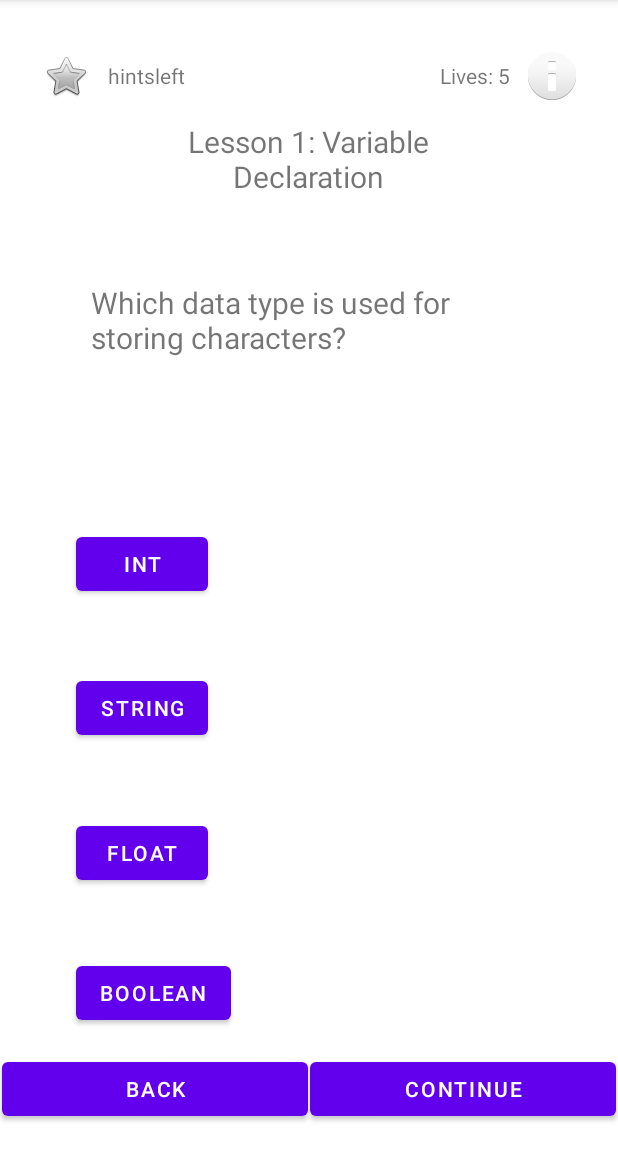
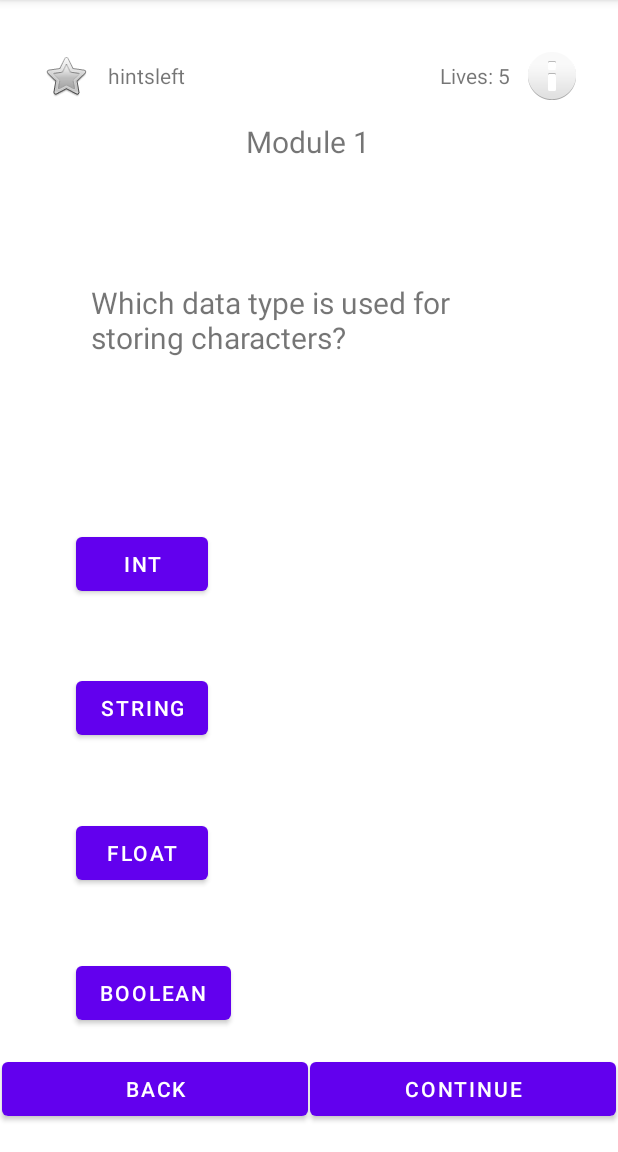
Before and after one commit to dtscott9/Codingo, an Android app: the MultipleChoice screen opened directly, with no data from a screen before it, on a phone screen of 412 x 824 dp, the part 84-1236 px from its top. Run offline under Robolectric (Android 15) with nearby library versions, the phone set to English and light mode, and no system bars.

Commit message:
module 2

```diff
--- a/app/src/main/java/com/example/codingo/MultipleChoice.kt
+++ b/app/src/main/java/com/example/codingo/MultipleChoice.kt
@@ -1,5 +1,6 @@
 package com.example.codingo
 
+import android.content.Intent
 import androidx.appcompat.app.AppCompatActivity
 import android.os.Bundle
 import android.widget.Button
@@ -25,7 +26,16 @@ class MultipleChoice : AppCompatActivity() {
         super.onCreate(savedInstanceState)
         setContentView(R.layout.activity_multiple_choice)
 
-        val question = resources.getStringArray(R.array.module_1_questions)
+
+        val prevIntent:Intent = getIntent()
+        val lessonNumber = prevIntent.getIntExtra("lessonNumber", 1)
+        val moduleName = prevIntent.getStringExtra("lessonName")
+
+        val question = when (lessonNumber) {
+            1 -> resources.getStringArray(R.array.module_1_questions)
+            2 ->  resources.getStringArray(R.array.module_2_questions)
+            else ->  resources.getStringArray(R.array.module_1_questions)
+        }
         var lives = 5
 
 
@@ -40,12 +50,12 @@ class MultipleChoice : AppCompatActivity() {
         lessonName = findViewById(R.id.lessonName)
         livesOutput = findViewById(R.id.livesLeft)
 
-        lessonName.text = getString(R.string.lesson_name) + ": " + getString(R.string.lesson_title)
+        lessonName.text = getString(R.string.lesson_1_name) + ": " + getString(R.string.lesson_1_title)
 
-
-        fun loadQuestions(questionNumber : Int) {
+        fun loadQuestions(questionNumber : Int, lessonNumber: Int, question: Array<String>) {
 
             val questionIndex = questionNumber * 6
+            lessonName.text = "Module " + lessonNumber.toString()
 
             questionOutput.text = question[questionIndex]
             choice1.text = question[questionIndex + 1]
@@ -78,26 +88,31 @@ class MultipleChoice : AppCompatActivity() {
             }
         }
 
+
         var questionNumber = 0
-        loadQuestions(questionNumber)
+        loadQuestions(questionNumber, lessonNumber, question)
+
         continueButton.setOnClickListener {
 
             if (questionNumber >= ((question.size / 6) - 1)) {
 
             } else {
                 questionNumber += 1
-                loadQuestions(questionNumber)
+                loadQuestions(questionNumber, lessonNumber, question)
             }
-
-
 
         }
         backButton.setOnClickListener {
             if (questionNumber <= 0) {
 
+                val intent = Intent(this, Map::class.java)
+                intent.putExtra("lessonNumber", lessonNumber)
+                intent.putExtra("lessonName", moduleName)
+                startActivity(intent)
+                finish()
             } else {
                 questionNumber -= 1
-                loadQuestions(questionNumber)
+                loadQuestions(questionNumber, lessonNumber, question)
             }
 
         }
--- a/app/src/main/res/values/module_1.xml
+++ b/app/src/main/res/values/module_1.xml
@@ -1,10 +1,10 @@
 <?xml version="1.0" encoding="utf-8"?>
 <resources>
-    <string name="module_name">Module 1</string>
+    <string name="module_1_name">Module 1</string>
 
-    <string name="lesson_name">Lesson 1</string>
+    <string name="lesson_1_name">Lesson 1</string>
 
-    <string name="lesson_title">Variable Declaration</string>
+    <string name="lesson_1_title">Variable Declaration</string>
 
     <string name="variables_intro">Variables are the basics of coding. Programs consist of
         instructions that tell the computer what to do. Variables are essential to this. They
--- /dev/null
+++ b/app/src/main/res/values/module_2.xml
@@ -0,0 +1,59 @@
+<?xml version="1.0" encoding="utf-8"?>
+<resources>
+
+    <string name="module_2_name">Module 2</string>
+
+    <string name="lesson_2_name">Lesson 1</string>
+
+    <string name="lesson_2_title">Conditionals</string>
+
+    <string name="if_statements"> If statements are an important part of any useful programming language.
+    They allow the user to determine which blocks of code will run based on certain conditions.  An if
+    statement in Python looks like this: if "expression": "statement" \n The expression must resolve to
+    either True or False.  If the expression resolves to True, then the proceeding statement will be ran
+    by the program.  Otherwise, the program will skip over the statement and continue running. An else
+    statement can be added to end so that a block of code will be run only if all the if statements in the
+    if else block resolve to False.</string>
+
+    <string name="common_operators"> Here are some common operators used in if expressions: \n
+    less than &#60; \n
+    greater than &#62; \n
+    less than or equal to &#60;= \n
+    greater than or equal to &#62;= \n
+    equal to = \n
+    The "not" operator can be used before an expression to invert the result of the expression.
+    </string>
+
+
+
+    <string-array name="module_2_questions">
+        <!--All of the questions and answer choices are stored into one string-array.-->
+        <item>What must an if statement evaluate to?</item> <!-- Question 1-->
+        <item>True or False</item> <!-- Answer choice 1-->
+        <item>String</item> <!-- Answer choice 2-->
+        <item>Float</item> <!-- Answer choice 3-->
+        <item>Conditional</item> <!-- Answer choice 4-->
+        <item>True or False</item> <!-- Answer -->
+        <item>Which operator inverts a boolean value?</item> <!-- Next question -->
+        <item>\?</item>
+        <item>not</item>
+        <item>**</item>
+        <item>||</item>
+        <item>not</item>
+        <item>What is the correct syntax for an if statement in Python?</item> <!-- Next Question -->
+        <item>if "statement": "expression"</item>
+        <item>if "statement" {"expression"}</item>
+        <item>if ("statement") {"expression"}</item>
+        <item>if "expression": "statement"</item>
+        <item>if "expression": "statement"</item>
+        <item>When is a else statement run?</item> <!-- Next Question -->
+        <item>Only if an if expression resolves to True</item>
+        <item>Only if all if expressions resolve to False</item>
+        <item>Always at the end of an if else block</item>
+        <item>It never runs</item>
+        <item>Only if all if expressions resolve to False</item>
+    </string-array>
+
+
+
+</resources>
```
Also changed, not shown: app/src/main/java/com/example/codingo/activity_tips.kt (+7 -0 lines), app/src/main/res/drawable/lesson2_pic_1.png (added), app/src/main/res/drawable/lesson2_pic_2.png (added).
